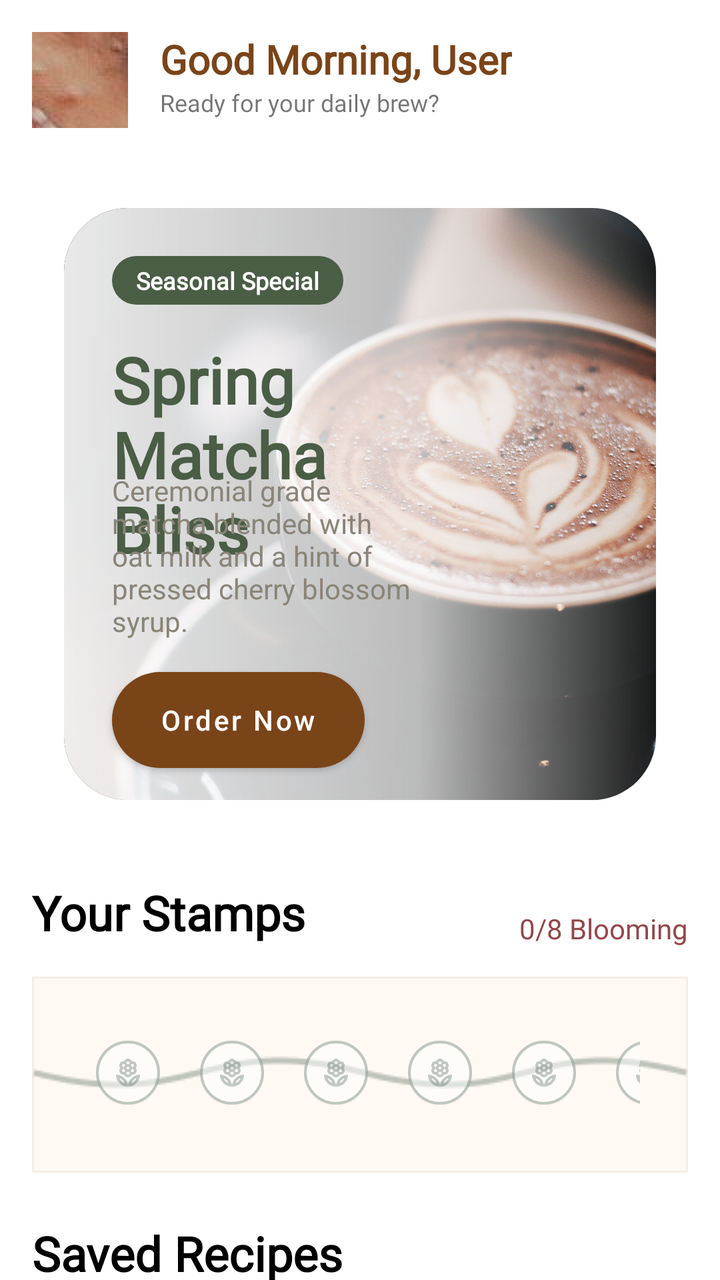
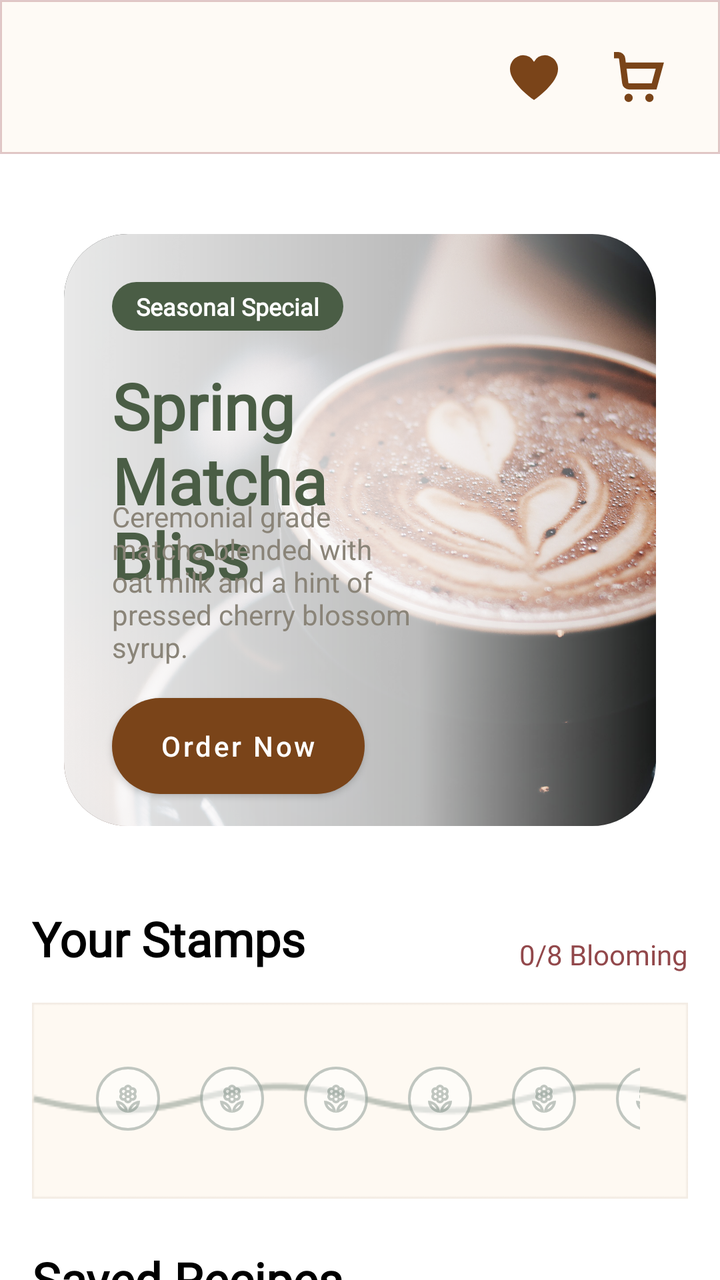

Screens rendered from an Android XML layout before and after an edit, with the pre-edit source and the edit as a unified diff.
<!-- AndroidManifest.xml: application theme Theme.PersonalMidterm -->
<!-- res/layout/fragment_home.xml -->
<?xml version="1.0" encoding="utf-8"?>
<androidx.core.widget.NestedScrollView xmlns:android="http://schemas.android.com/apk/res/android"
    xmlns:app="http://schemas.android.com/apk/res-auto"
    xmlns:tools="http://schemas.android.com/tools"
    android:theme="@style/Theme.PersonalMidterm"
    android:layout_width="match_parent"
    android:layout_height="match_parent"
    android:fillViewport="true">

    <LinearLayout
        android:layout_width="match_parent"
        android:layout_height="wrap_content"
        android:orientation="vertical">


        <LinearLayout
            android:layout_width="match_parent"
            android:layout_height="wrap_content"
            android:orientation="vertical"
            android:padding="16dp">

            <androidx.constraintlayout.widget.ConstraintLayout
                android:layout_width="match_parent"
                android:layout_height="wrap_content">
                <ImageButton
                    android:id="@+id/home_pfp"
                    android:layout_width="48dp"
                    android:layout_height="48dp"
                    android:src="@drawable/coffee_1"
                    app:layout_constraintStart_toStartOf="parent"
                    app:layout_constraintTop_toTopOf="parent"
                    />
                <TextView
                    android:id="@+id/welcome_1"
                    android:layout_width="wrap_content"
                    android:layout_height="wrap_content"
                    android:text="Good Morning, User"
                    android:textStyle="bold"
                    android:textColor="@color/theme_brown"
                    android:textSize="20sp"
                    android:fontFamily="@font/playfairdisplay_bold"
                    app:layout_constraintStart_toEndOf="@+id/home_pfp"
                    app:layout_constraintTop_toTopOf="parent"
                    android:layout_marginLeft="16dp"
                    />
                <TextView
                    android:id="@+id/welcome_2"
                    android:layout_width="wrap_content"
                    android:layout_height="wrap_content"
                    app:layout_constraintTop_toBottomOf="@id/welcome_1"
                    app:layout_constraintStart_toStartOf="@id/welcome_1"
                    android:text="Ready for your daily brew?"
                    android:textSize="12sp"
                    android:fontFamily="@font/manrope_regular"
                    />

            </androidx.constraintlayout.widget.ConstraintLayout>
            
            <androidx.constraintlayout.widget.ConstraintLayout
                android:layout_width="match_parent"
                android:layout_height="wrap_content"
                android:layout_marginTop="24dp"
                android:padding="16dp">

                <com.google.android.material.card.MaterialCardView
                    android:id="@+id/hero_card"
                    android:layout_width="0dp"
                    android:layout_height="0dp"
                    app:cardCornerRadius="32dp"
                    app:layout_constraintHeight_max="378dp"
                    app:cardElevation="0dp"
                    app:layout_constraintDimensionRatio="1:1"
                    app:layout_constraintEnd_toEndOf="parent"
                    app:layout_constraintStart_toStartOf="parent"
                    app:layout_constraintTop_toTopOf="parent">

                    <androidx.constraintlayout.widget.ConstraintLayout
                        android:layout_width="match_parent"
                        android:layout_height="match_parent">

                        <ImageView
                            android:id="@+id/hero_image"
                            android:layout_width="match_parent"
                            android:layout_height="match_parent"
                            android:scaleType="centerCrop"
                            android:src="@drawable/coffee_1" />

                        <View
                            android:layout_width="match_parent"
                            android:layout_height="match_parent"
                            android:background="@drawable/hero_fade_overlay" />

                        <TextView
                            android:id="@+id/hero_badge"
                            android:layout_width="wrap_content"
                            android:layout_height="wrap_content"
                            android:layout_marginStart="24dp"
                            android:layout_marginTop="24dp"
                            android:background="@android:drawable/toast_frame"
                            android:backgroundTint="@color/theme_green_badge"
                            android:paddingHorizontal="12dp"
                            android:paddingVertical="4dp"
                            android:text="Seasonal Special"
                            android:textColor="@color/white"
                            android:fontFamily="@font/manrope_bold"
                            android:textSize="12sp"
                            android:textStyle="bold"
                            app:layout_constraintStart_toStartOf="parent"
                            app:layout_constraintTop_toTopOf="parent" />

                        <TextView
                            android:id="@+id/hero_title"
                            android:layout_width="0dp"
                            android:layout_height="wrap_content"
                            android:layout_marginStart="24dp"
                            android:layout_marginTop="16dp"
                            android:layout_marginEnd="100dp"
                            android:fontFamily="@font/playfairdisplay_bold"
                            android:text="Spring\nMatcha\nBliss"
                            android:textColor="@color/theme_green_badge"
                            android:textSize="32sp"
                            android:textStyle="bold"
                            app:layout_constraintEnd_toEndOf="parent"
                            app:layout_constraintStart_toStartOf="parent"
                            app:layout_constraintTop_toBottomOf="@id/hero_badge" />

                        <TextView
                            android:id="@+id/hero_description"
                            android:layout_width="0dp"
                            android:layout_height="wrap_content"
                            android:layout_marginStart="24dp"
                            android:layout_marginBottom="16dp"
                            android:layout_marginEnd="120dp"
                            android:text="Ceremonial grade matcha blended with oat milk and a hint of pressed cherry blossom syrup."
                            android:textColor="@color/theme_muted"
                            android:textSize="14sp"
                            app:layout_constraintEnd_toEndOf="parent"
                            app:layout_constraintStart_toStartOf="parent"
                            app:layout_constraintBottom_toTopOf="@id/hero_button" />

                        <com.google.android.material.button.MaterialButton
                            android:id="@+id/hero_button"
                            android:layout_width="wrap_content"
                            android:layout_height="wrap_content"
                            android:layout_marginStart="24dp"
                            android:layout_marginBottom="16dp"
                            android:layout_marginTop="16dp"
                            android:insetTop="0dp"
                            android:insetBottom="0dp"
                            android:paddingHorizontal="24dp"
                            android:text="Order Now"
                            android:textAllCaps="false"
                            android:textColor="@color/white"
                            app:backgroundTint="@color/theme_brown"
                            app:cornerRadius="24dp"
                            app:layout_constraintBottom_toBottomOf="parent"
                            app:layout_constraintStart_toStartOf="parent" />

                    </androidx.constraintlayout.widget.ConstraintLayout>

                </com.google.android.material.card.MaterialCardView>
            </androidx.constraintlayout.widget.ConstraintLayout>

            <include
                android:id="@+id/loyalty_card"
                layout="@layout/layout_loyalty" />

            
            <TextView
                android:layout_width="wrap_content"
                android:layout_height="wrap_content"
                android:text="Saved Recipes"
                android:textSize="24sp"
                android:fontFamily="@font/playfairdisplay_bold"
                android:textColor="@color/black"
                android:textStyle="bold" />

            <androidx.recyclerview.widget.RecyclerView
                android:id="@+id/saved_recipes_recycler"
                android:layout_width="match_parent"
                android:layout_height="wrap_content"
                android:layout_marginTop="8dp"
                app:layoutManager="androidx.recyclerview.widget.GridLayoutManager"
                tools:listitem="@layout/layout_recipe"
                tools:itemCount="4"
                app:spanCount="2" />

        </LinearLayout>
    </LinearLayout>

</androidx.core.widget.NestedScrollView>
<!-- res/layout/layout_loyalty.xml (included above) -->
<?xml version="1.0" encoding="utf-8"?>
<androidx.constraintlayout.widget.ConstraintLayout xmlns:android="http://schemas.android.com/apk/res/android"
    xmlns:app="http://schemas.android.com/apk/res-auto"
    android:id="@+id/loyalty_card"
    android:layout_width="match_parent"
    android:layout_height="wrap_content"
    android:layout_marginTop="24dp"
    android:layout_marginBottom="24dp">

<TextView
    android:id="@+id/your_reward_header"
    android:layout_width="wrap_content"
    android:layout_height="wrap_content"
    android:fontFamily="@font/playfairdisplay_bold"
    android:text="Your Stamps"
    android:textColor="@color/black"
    android:textSize="24sp"
    android:textStyle="bold"
    app:layout_constraintStart_toStartOf="parent"
    app:layout_constraintTop_toTopOf="parent" />
<TextView
    android:id="@+id/tv_stamps_count"
    android:layout_width="wrap_content"
    android:layout_height="wrap_content"
    app:layout_constraintEnd_toEndOf="parent"
    app:layout_constraintTop_toTopOf="parent"
    android:text="0/8 Blooming"
    android:textSize="14sp"
    android:textColor="@color/theme_maroon"
    android:fontFamily="@font/manrope_bold"
    app:layout_constraintBottom_toTopOf="@+id/loyalty_vine"/>

<HorizontalScrollView
    android:id="@+id/loyalty_vine"
    android:layout_width="0dp"
    android:layout_height="wrap_content"
    android:layout_marginTop="16dp"
    android:padding="24dp"
    android:scrollbars="none"
    android:background="@drawable/loyalty_bg"
    app:layout_constraintEnd_toEndOf="parent"
    app:layout_constraintStart_toStartOf="parent"
    app:layout_constraintTop_toBottomOf="@id/your_reward_header">

    <LinearLayout
        android:id="@+id/stamps_container"
        android:layout_width="wrap_content"
        android:layout_height="wrap_content"
        android:orientation="horizontal">
        
        <include layout="@layout/item_stamp_slot" />
        <include layout="@layout/item_stamp_slot" />
        <include layout="@layout/item_stamp_slot" />
        <include layout="@layout/item_stamp_slot" />
        <include layout="@layout/item_stamp_slot" />
        <include layout="@layout/item_stamp_slot" />
        <include layout="@layout/item_stamp_slot" />
        <include layout="@layout/item_stamp_slot" />
    </LinearLayout>
</HorizontalScrollView>
</androidx.constraintlayout.widget.ConstraintLayout>
<!-- res/layout/layout_recipe.xml (included above) -->
<?xml version="1.0" encoding="utf-8"?>
<androidx.constraintlayout.widget.ConstraintLayout xmlns:android="http://schemas.android.com/apk/res/android"
    xmlns:app="http://schemas.android.com/apk/res-auto"
    android:layout_width="match_parent"
    android:layout_height="wrap_content"
    >
    <com.google.android.material.card.MaterialCardView
        android:layout_width="wrap_content"
        android:layout_height="wrap_content"
        app:cardCornerRadius="24dp"
        android:background="@color/card_cream"
        android:layout_marginTop="8dp"
        android:layout_marginBottom="8dp"
        app:layout_constraintEnd_toEndOf="parent"
        app:layout_constraintStart_toStartOf="parent"
        app:layout_constraintTop_toTopOf="parent"
        app:layout_constraintBottom_toBottomOf="parent">

        <androidx.constraintlayout.widget.ConstraintLayout
            android:layout_width="match_parent"
            android:layout_height="wrap_content"
            android:padding="12dp"
            >
            <com.google.android.material.card.MaterialCardView
                android:id="@+id/recipe_photo"
                android:layout_width="wrap_content"
                android:layout_height="wrap_content"
                app:cardCornerRadius="16dp"
                app:cardElevation="0dp"
                app:layout_constraintHeight_max="145dp"
                app:layout_constraintWidth_max="145dp"
                app:layout_constraintDimensionRatio="1:1"
                app:layout_constraintStart_toStartOf="parent"
                app:layout_constraintTop_toTopOf="parent">
                    <ImageView
                    android:id="@+id/hero_image"
                    android:layout_width="match_parent"
                    android:layout_height="match_parent"
                    android:scaleType="centerCrop"
                    android:src="@drawable/coffee_1" />
            </com.google.android.material.card.MaterialCardView>
            <TextView
                android:id="@+id/recipe_name"
                android:layout_width="wrap_content"
                android:layout_height="wrap_content"
                app:layout_constraintStart_toStartOf="parent"
                app:layout_constraintTop_toBottomOf="@id/recipe_photo"
                android:text="Lavender Gray"
                android:fontFamily="@font/manrope_bold"
                android:textSize="14sp"
                android:layout_marginTop="8dp"/>
            <TextView
                android:layout_width="wrap_content"
                android:layout_height="wrap_content"
                app:layout_constraintStart_toStartOf="@id/recipe_name"
                app:layout_constraintTop_toBottomOf="@id/recipe_name"
                android:textColor="@color/theme_brown"
                android:text="100.000d"
                android:fontFamily="@font/manrope_bold"
                android:layout_marginTop="4dp"/>
        </androidx.constraintlayout.widget.ConstraintLayout>
    </com.google.android.material.card.MaterialCardView>
</androidx.constraintlayout.widget.ConstraintLayout>
<!-- res/layout/item_stamp_slot.xml (included above) -->
<?xml version="1.0" encoding="utf-8"?>
<FrameLayout xmlns:android="http://schemas.android.com/apk/res/android"
    android:layout_width="48dp"
    android:layout_height="48dp"
    android:layout_marginEnd="4dp">

    <ImageView
        android:id="@+id/stamp_icon"
        android:layout_width="match_parent"
        android:layout_height="match_parent"
        android:src="@drawable/empty_stamp"
        android:padding="8dp"/>
</FrameLayout>
<!-- resources referenced by this layout -->
<resources>
  <color name="black">#FF000000</color>
  <color name="card_cream">#FEF9F2</color>
  <color name="theme_brown">#7A4419</color>
  <color name="theme_green_badge">#4A5D45</color>
  <color name="theme_maroon">#92484B</color>
  <color name="theme_muted">#8A8478</color>
  <color name="white">#FFFFFFFF</color>
  <style name="Theme.PersonalMidterm" parent="Theme.MaterialComponents.DayNight.NoActionBar">
          <item name="android:textColorPrimary">@color/text_primary</item>
          <item name="android:textColorSecondary">@color/text_primary</item>
          
          <item name="android:statusBarColor">?attr/colorPrimaryVariant</item>
          
      </style>
  <color name="text_primary">#1D1C18</color>
  <!-- unchanged entries left out for length: 4 -->
</resources>

<!-- the commit's change to res/layout/fragment_home.xml (unified diff, before → after) -->
@@ -11,50 +11,20 @@
         android:layout_width="match_parent"
         android:layout_height="wrap_content"
         android:orientation="vertical">
-
+        <include
+            android:id="@+id/header"
+            layout="@layout/layout_app_header" />
 
         <LinearLayout
             android:layout_width="match_parent"
             android:layout_height="wrap_content"
             android:orientation="vertical"
-            android:padding="16dp">
-
-            <androidx.constraintlayout.widget.ConstraintLayout
-                android:layout_width="match_parent"
-                android:layout_height="wrap_content">
-                <ImageButton
-                    android:id="@+id/home_pfp"
-                    android:layout_width="48dp"
-                    android:layout_height="48dp"
-                    android:src="@drawable/coffee_1"
-                    app:layout_constraintStart_toStartOf="parent"
-                    app:layout_constraintTop_toTopOf="parent"
-                    />
-                <TextView
-                    android:id="@+id/welcome_1"
-                    android:layout_width="wrap_content"
-                    android:layout_height="wrap_content"
-                    android:text="Good Morning, User"
-                    android:textStyle="bold"
-                    android:textColor="@color/theme_brown"
-                    android:textSize="20sp"
-                    android:fontFamily="@font/playfairdisplay_bold"
-                    app:layout_constraintStart_toEndOf="@+id/home_pfp"
-                    app:layout_constraintTop_toTopOf="parent"
-                    android:layout_marginLeft="16dp"
-                    />
-                <TextView
-                    android:id="@+id/welcome_2"
-                    android:layout_width="wrap_content"
-                    android:layout_height="wrap_content"
-                    app:layout_constraintTop_toBottomOf="@id/welcome_1"
-                    app:layout_constraintStart_toStartOf="@id/welcome_1"
-                    android:text="Ready for your daily brew?"
-                    android:textSize="12sp"
-                    android:fontFamily="@font/manrope_regular"
-                    />
-
-            </androidx.constraintlayout.widget.ConstraintLayout>
+            android:paddingBottom="16dp"
+            android:paddingLeft="16dp"
+            android:paddingRight="16dp">
+
+
+
             
             <androidx.constraintlayout.widget.ConstraintLayout
                 android:layout_width="match_parent"
@@ -189,6 +159,112 @@
     </LinearLayout>
 
 </androidx.core.widget.NestedScrollView>
+<!-- res/layout/layout_app_header.xml (included above) -->
+<?xml version="1.0" encoding="utf-8"?>
+<androidx.constraintlayout.widget.ConstraintLayout xmlns:android="http://schemas.android.com/apk/res/android"
+    xmlns:app="http://schemas.android.com/apk/res-auto"
+    android:layout_width="match_parent"
+    android:layout_height="wrap_content"
+    android:padding="16dp"
+    android:background="@drawable/bg_header">
+
+    <ImageView
+        android:id="@+id/back_button"
+        android:layout_width="wrap_content"
+        android:layout_height="wrap_content"
+        android:src="@drawable/ic_back_arrow"
+        android:visibility="gone"
+        app:layout_constraintBottom_toBottomOf="parent"
+        app:layout_constraintStart_toStartOf="parent"
+        app:layout_constraintTop_toTopOf="parent" />
+
+    <ImageButton
+        android:id="@+id/user_avatar"
+        android:layout_width="40dp"
+        android:layout_height="40dp"
+        android:src="@drawable/profile"
+        android:scaleType="centerCrop"
+        android:backgroundTint="@android:color/transparent"
+        android:visibility="gone"
+        app:layout_constraintBottom_toBottomOf="parent"
+        app:layout_constraintStart_toStartOf="parent"
+        app:layout_constraintTop_toTopOf="parent" />
+
+    <LinearLayout
+        android:id="@+id/greeting_container"
+        android:layout_width="wrap_content"
+        android:layout_height="wrap_content"
+        android:layout_marginStart="12dp"
+        android:orientation="vertical"
+        android:visibility="gone"
+        app:layout_constraintBottom_toBottomOf="parent"
+        app:layout_constraintStart_toEndOf="@id/user_avatar"
+        app:layout_constraintTop_toTopOf="parent">
+
+        <TextView
+            android:id="@+id/greeting_text"
+            android:layout_width="wrap_content"
+            android:layout_height="wrap_content"
+            android:text="Good Morning,"
+            android:textColor="@color/theme_brown"
+            android:textStyle="bold"
+            android:fontFamily="@font/playfairdisplay_bold"
+            android:textSize="18sp" />
+
+        <TextView
+            android:id="@+id/greeting_subtitle"
+            android:layout_width="wrap_content"
+            android:layout_height="wrap_content"
+            android:text="Ready for your daily brew?"
+            android:textSize="12sp"
+            android:fontFamily="@font/manrope_regular" />
+    </LinearLayout>
+
+    <TextView
+        android:id="@+id/screen_title"
+        android:layout_width="wrap_content"
+        android:layout_height="wrap_content"
+        android:textSize="24sp"
+        android:textStyle="bold"
+        android:text="Menu"
+        android:textColor="@color/theme_brown"
+        android:fontFamily="@font/playfairdisplay_bold"
+        android:visibility="gone"
+        app:layout_constraintBottom_toBottomOf="parent"
+        app:layout_constraintEnd_toEndOf="parent"
+        app:layout_constraintStart_toStartOf="parent"
+        app:layout_constraintTop_toTopOf="parent" />
+
+
+    <ImageButton
+        android:id="@+id/cart_icon"
+        android:layout_width="wrap_content"
+        android:layout_height="wrap_content"
+        android:src="@drawable/ic_cart"
+        android:scaleType="fitCenter"
+        app:tint="@color/theme_brown"
+        android:backgroundTint="@android:color/transparent"
+        android:visibility="visible"
+        app:layout_constraintBottom_toBottomOf="parent"
+        app:layout_constraintEnd_toEndOf="parent"
+        app:layout_constraintTop_toTopOf="parent"
+        />
+
+    <ImageButton
+        android:id="@+id/favorite_icon"
+        android:layout_width="wrap_content"
+        android:layout_height="wrap_content"
+        app:tint="@color/theme_brown"
+        android:src="@drawable/ic_full_heart"
+        android:backgroundTint="@android:color/transparent"
+        android:visibility="visible"
+        app:layout_constraintBottom_toBottomOf="parent"
+        app:layout_constraintEnd_toStartOf="@id/cart_icon"
+        app:layout_constraintTop_toTopOf="parent"
+
+        android:layout_marginEnd="4dp"/>
+
+</androidx.constraintlayout.widget.ConstraintLayout>
 <!-- res/layout/layout_loyalty.xml (included above) -->
 <?xml version="1.0" encoding="utf-8"?>
 <androidx.constraintlayout.widget.ConstraintLayout xmlns:android="http://schemas.android.com/apk/res/android"
<!-- resource entries referenced after the edit -->
@@ -7,6 +7,58 @@
   <color name="theme_maroon">#92484B</color>
   <color name="theme_muted">#8A8478</color>
   <color name="white">#FFFFFFFF</color>
+  <!-- drawable bg_header (drawable) -->
+  <shape xmlns:android="http://schemas.android.com/apk/res/android">
+      <solid android:color="#FEFAF5" />
+      <stroke android:color="#519F5255"/>
+      <stroke android:width="1dp"/>
+  </shape>
+  <!-- drawable ic_back_arrow (drawable) -->
+  <vector xmlns:android="http://schemas.android.com/apk/res/android"
+      android:width="16dp"
+      android:height="16dp"
+      android:viewportWidth="16"
+      android:viewportHeight="16">
+    <path
+        android:pathData="M3.825,9L9.425,14.6L8,16L0,8L8,0L9.425,1.4L3.825,7H16V9H3.825Z"
+        android:fillColor="#8D4B00"/>
+  </vector>
+  <!-- drawable ic_cart (drawable) -->
+  <vector xmlns:android="http://schemas.android.com/apk/res/android"
+      android:width="25dp"
+      android:height="25dp"
+      android:viewportWidth="24"
+      android:viewportHeight="24">
+    <path
+        android:fillColor="#FF000000"
+        android:pathData="M7,22m-2,0a2,2 0,1 1,4 0a2,2 0,1 1,-4 0"/>
+    <path
+        android:fillColor="#FF000000"
+        android:pathData="M17,22m-2,0a2,2 0,1 1,4 0a2,2 0,1 1,-4 0"/>
+    <path
+        android:fillColor="#FF000000"
+        android:pathData="M5.654,5 L5.391,2.938A3.328,3.328 0,0 0,2.087 0H0V3H2.087a0.331,0.331 0,0 1,0.326 0.3l1.5,11.759A3.327,3.327 0,0 0,7.217 18H20.4L23.974,5ZM18.112,15H7.217a0.329,0.329 0,0 1,-0.325 -0.3L6.037,8h14Z"/>
+  </vector>
+  <!-- drawable ic_full_heart (drawable) -->
+  <vector xmlns:android="http://schemas.android.com/apk/res/android"
+      android:width="24dp"
+      android:height="24dp"
+      android:viewportWidth="24"
+      android:viewportHeight="24">
+    <path
+        android:fillColor="#FF000000"
+        android:pathData="M17.5,0.917a6.4,6.4 0,0 0,-5.5 3.3A6.4,6.4 0,0 0,6.5 0.917,6.8 6.8,0 0,0 0,7.967c0,6.775 10.956,14.6 11.422,14.932l0.578,0.409 0.578,-0.409C13.044,22.569 24,14.742 24,7.967A6.8,6.8 0,0 0,17.5 0.917Z"/>
+  </vector>
+  <!-- drawable profile (drawable) -->
+  <vector xmlns:android="http://schemas.android.com/apk/res/android"
+      android:width="20dp"
+      android:height="20dp"
+      android:viewportWidth="20"
+      android:viewportHeight="20">
+    <path
+        android:pathData="M10,10C8.625,10 7.448,9.51 6.469,8.531C5.49,7.552 5,6.375 5,5C5,3.625 5.49,2.448 6.469,1.469C7.448,0.49 8.625,0 10,0C11.375,0 12.552,0.49 13.531,1.469C14.51,2.448 15,3.625 15,5C15,6.375 14.51,7.552 13.531,8.531C12.552,9.51 11.375,10 10,10ZM0,20V16.5C0,15.792 0.182,15.141 0.547,14.547C0.911,13.953 1.396,13.5 2,13.188C3.292,12.542 4.604,12.057 5.938,11.734C7.271,11.411 8.625,11.25 10,11.25C11.375,11.25 12.729,11.411 14.063,11.734C15.396,12.057 16.708,12.542 18,13.188C18.604,13.5 19.088,13.953 19.453,14.547C19.818,15.141 20,15.792 20,16.5V20H0ZM2.5,17.5H17.5V16.5C17.5,16.271 17.443,16.063 17.328,15.875C17.213,15.688 17.063,15.542 16.875,15.438C15.75,14.875 14.615,14.453 13.469,14.172C12.323,13.891 11.167,13.75 10,13.75C8.833,13.75 7.677,13.891 6.531,14.172C5.385,14.453 4.25,14.875 3.125,15.438C2.938,15.542 2.786,15.688 2.672,15.875C2.557,16.063 2.5,16.271 2.5,16.5V17.5ZM10,7.5C10.688,7.5 11.276,7.255 11.766,6.766C12.255,6.276 12.5,5.688 12.5,5C12.5,4.313 12.255,3.724 11.766,3.234C11.276,2.745 10.688,2.5 10,2.5C9.313,2.5 8.724,2.745 8.234,3.234C7.745,3.724 7.5,4.313 7.5,5C7.5,5.688 7.745,6.276 8.234,6.766C8.724,7.255 9.313,7.5 10,7.5Z"
+        android:fillColor="#554336"/>
+  </vector>
   <style name="Theme.PersonalMidterm" parent="Theme.MaterialComponents.DayNight.NoActionBar">
           <item name="android:textColorPrimary">@color/text_primary</item>
           <item name="android:textColorSecondary">@color/text_primary</item>
